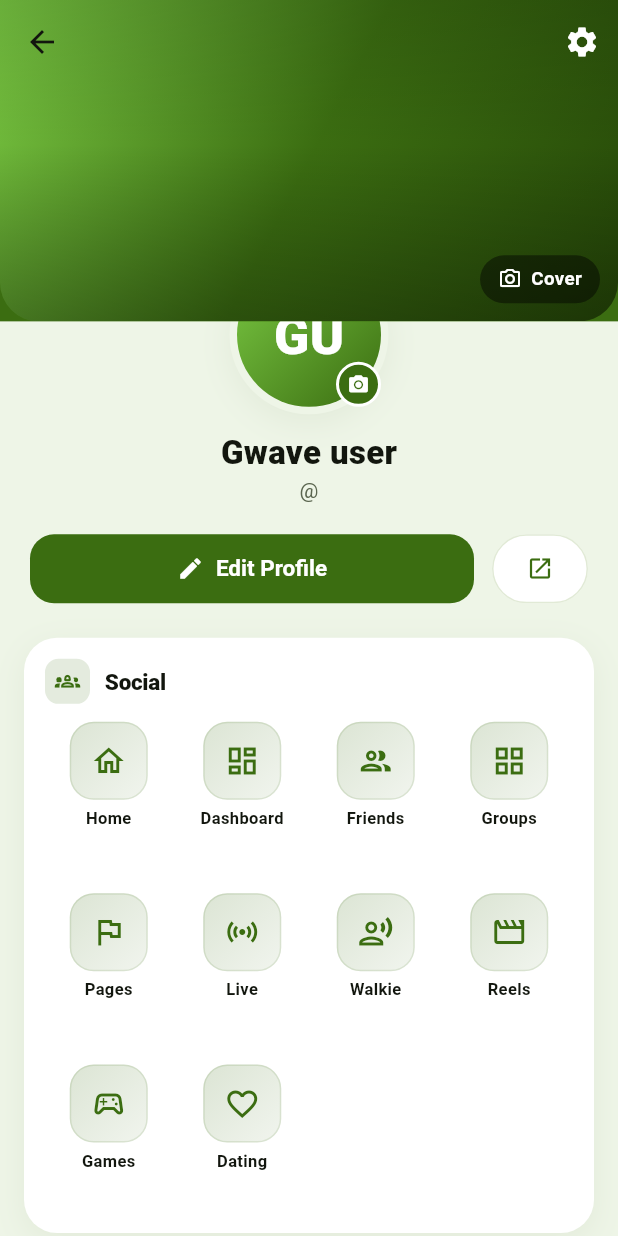
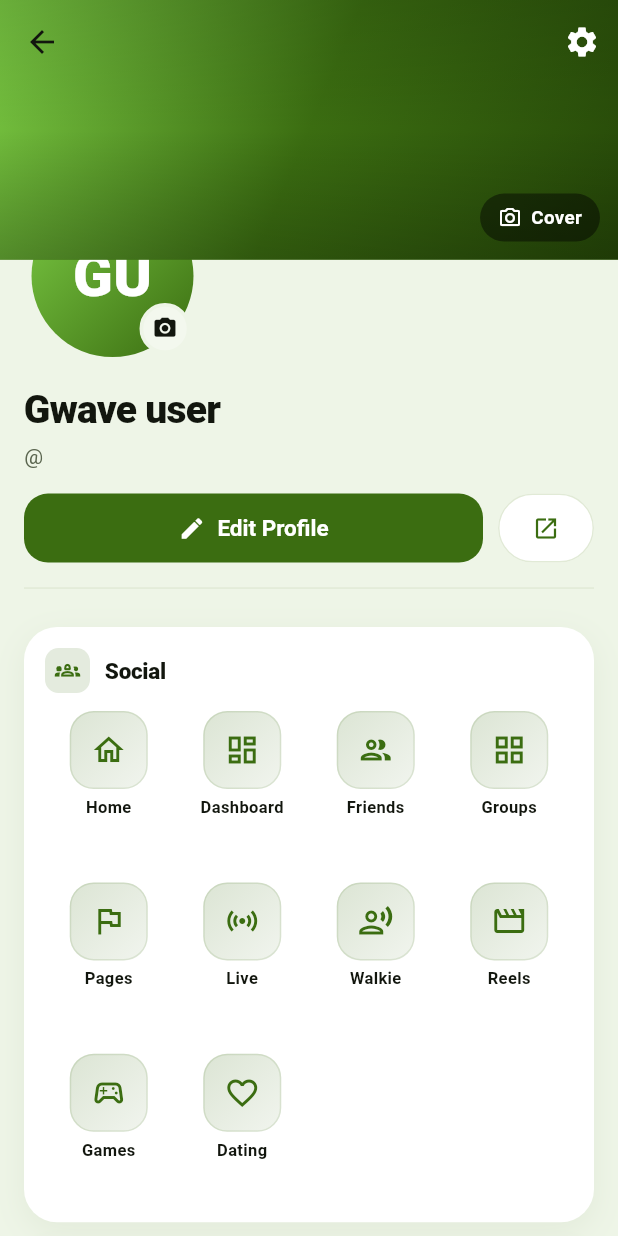
Before and after one commit to KoNyein/gwave.ai, a Flutter app: the ProfileScreen screen opened directly, on a phone screen of 412 x 824 dp. Run offline on Flutter 3.47's test engine with Material 3 defaults, Android fonts, the phone set to English and light mode, and no system bars; our stand-ins replace app_links, audioplayers, cached_network_image, flutter_blue_plus, flutter_map, flutter_secure_storage and 11 more; missing offline and left inert: apivideo_live_stream, flutter_webrtc, livekit_client, mobile_scanner, nfc_manager, realtime_client and 1 more; accounts and stored records are empty; network calls fail.

Commit message:
feat(profile): Facebook-style header layout
Cover crops at FB's ~2.4:1 banner ratio; the avatar hangs over its
bottom edge on the left with a thick background ring and a neutral
camera badge; name, @username and bio sit left-aligned beneath it,
followed by the action row and a divider before the menu.

Co-Authored-By: Claude Fable 5 <noreply@anthropic.com>
Claude-Session: https://claude.ai/code/session_012s9enLxZbWByPEqhMYct4c

```diff
--- a/mobile/lib/features/profile/profile_screen.dart
+++ b/mobile/lib/features/profile/profile_screen.dart
@@ -45,10 +45,10 @@ class ProfileScreen extends StatelessWidget {
     final me = state.me;
     final name = me?.displayName ?? state.api.session?.email ?? "Gwave user";
 
-    // Facebook-style proportional cover: height follows the screen width
-    // (≈1.9:1) so the photo isn't squashed into a thin strip on any device.
+    // Facebook-style proportional cover: height follows the screen width at
+    // FB's ~2.4:1 banner ratio, so photos crop the same way they do there.
     final coverH =
-        (MediaQuery.of(context).size.width * 0.52).clamp(160.0, 280.0);
+        (MediaQuery.of(context).size.width * 0.42).clamp(150.0, 240.0);
 
     return Scaffold(
       body: CustomScrollView(
@@ -103,64 +103,85 @@ class ProfileScreen extends StatelessWidget {
             ],
           ),
           SliverToBoxAdapter(
-            child: Transform.translate(
-              offset: const Offset(0, -44),
+            // Facebook-style header: the avatar hangs over the cover's bottom
+            // edge on the LEFT with a thick background ring; name, @username
+            // and bio sit left-aligned beneath it, then the action buttons.
             child: Column(
+              crossAxisAlignment: CrossAxisAlignment.start,
               children: [
-                  Container(
+                Padding(
+                  padding: const EdgeInsets.symmetric(horizontal: 16),
+                  child: Column(
+                    crossAxisAlignment: CrossAxisAlignment.start,
+                    children: [
+                      Transform.translate(
+                        offset: const Offset(0, -48),
+                        child: Container(
                           padding: const EdgeInsets.all(5),
-                    decoration: BoxDecoration(
+                          decoration: const BoxDecoration(
                             color: GwColors.bg,
                             shape: BoxShape.circle,
-                      boxShadow: GwShadow.card,
                           ),
                           child: Stack(
                             children: [
                               GwAvatar(
                                 url: resolveMedia(me?.avatarUrl),
                                 name: name,
-                          size: 96,
+                                size: 108,
                               ),
                               Positioned(
-                          right: 0,
-                          bottom: 0,
+                                right: 2,
+                                bottom: 2,
                                 child: InkWell(
-                            onTap: () => _changePhoto(context, cover: false),
+                                  onTap: () =>
+                                      _changePhoto(context, cover: false),
                                   child: Container(
-                              width: 30,
-                              height: 30,
+                                    width: 34,
+                                    height: 34,
                                     decoration: BoxDecoration(
-                                color: GwColors.primary,
+                                      color: GwColors.surfaceMuted,
                                       shape: BoxShape.circle,
-                                border:
-                                    Border.all(color: Colors.white, width: 2),
+                                      border: Border.all(
+                                          color: GwColors.bg, width: 2.5),
                                     ),
                                     child: const Icon(Icons.photo_camera,
-                                  color: Colors.white, size: 15),
+                                        color: GwColors.ink, size: 17),
                                   ),
                                 ),
                               ),
                             ],
                           ),
                         ),
-                  const SizedBox(height: 10),
+                      ),
+                      Transform.translate(
+                        offset: const Offset(0, -36),
+                        child: Column(
+                          crossAxisAlignment: CrossAxisAlignment.start,
+                          children: [
                             Text(name,
                                 style: const TextStyle(
-                          fontSize: 22, fontWeight: FontWeight.w900)),
+                                    fontSize: 26,
+                                    fontWeight: FontWeight.w900,
+                                    letterSpacing: -0.5)),
                             if (me?.username != null)
-                    Text("@${me!.username}",
-                        style: const TextStyle(color: GwColors.inkSoft)),
+                              Padding(
+                                padding: const EdgeInsets.only(top: 2),
+                                child: Text("@${me!.username}",
+                                    style: const TextStyle(
+                                        color: GwColors.inkSoft,
+                                        fontSize: 14)),
+                              ),
                             if (me?.bio != null && me!.bio!.isNotEmpty)
                               Padding(
-                      padding: const EdgeInsets.fromLTRB(32, 10, 32, 0),
+                                padding: const EdgeInsets.only(top: 8),
                                 child: Text(me.bio!,
-                          textAlign: TextAlign.center,
-                          style: const TextStyle(color: GwColors.inkSoft)),
+                                    style: const TextStyle(
+                                        color: GwColors.ink,
+                                        fontSize: 14.5,
+                                        height: 1.35)),
                               ),
-                  const SizedBox(height: 18),
-                  Padding(
-                    padding: const EdgeInsets.symmetric(horizontal: 20),
-                    child: Row(
+                            const SizedBox(height: 14),
+                            Row(
                               children: [
                                 Expanded(
                                   child: ElevatedButton.icon(
@@ -169,25 +190,40 @@ class ProfileScreen extends StatelessWidget {
                                     label: const Text("Edit Profile"),
                                   ),
                                 ),
-                        const SizedBox(width: 12),
+                                const SizedBox(width: 10),
                                 OutlinedButton(
-                          onPressed: () => _openWeb(context, "/u/${me?.username ?? ''}"),
+                                  onPressed: () => _openWeb(
+                                      context, "/u/${me?.username ?? ''}"),
                                   style: OutlinedButton.styleFrom(
                                     foregroundColor: GwColors.primary,
                                     backgroundColor: GwColors.surface,
-                            side: const BorderSide(color: GwColors.line),
+                                    side:
+                                        const BorderSide(color: GwColors.line),
                                     padding: const EdgeInsets.all(14),
                                   ),
-                          child: const Icon(Icons.open_in_new, size: 18),
+                                  child:
+                                      const Icon(Icons.open_in_new, size: 18),
+                                ),
+                              ],
+                            ),
+                            const SizedBox(height: 6),
+                            const Divider(color: GwColors.line, height: 20),
+                          ],
+                        ),
                       ),
                     ],
                   ),
                 ),
-                  const SizedBox(height: 22),
+                Transform.translate(
+                  offset: const Offset(0, -20),
+                  child: Column(
+                    children: [
                       _menu(context),
                       const SizedBox(height: 30),
                     ],
                   ),
+                ),
+              ],
             ),
           ),
         ],
@@ -205,11 +241,9 @@ class ProfileScreen extends StatelessWidget {
             placeholder: (_, __) => _coverPh(),
           )
         : _coverPh();
-    // Rounded bottom corners + a gentle bottom scrim: the photo reads as a
-    // banner card and the white avatar / status icons stay legible on it.
-    return ClipRRect(
-      borderRadius: const BorderRadius.vertical(bottom: Radius.circular(26)),
-      child: Stack(
+    // Facebook-style: square-edged cover with a gentle top/bottom scrim so
+    // the status icons and the Cover button stay legible on any photo.
+    return Stack(
       fit: StackFit.expand,
       children: [
         base,
@@ -218,13 +252,12 @@ class ProfileScreen extends StatelessWidget {
             gradient: LinearGradient(
               begin: Alignment.topCenter,
               end: Alignment.bottomCenter,
-                colors: [Color(0x22000000), Colors.transparent, Color(0x44000000)],
-                stops: [0, 0.45, 1],
+              colors: [Color(0x22000000), Colors.transparent, Color(0x33000000)],
+              stops: [0, 0.5, 1],
             ),
           ),
         ),
       ],
-      ),
     );
   }
 
```
Lines whose indentation alone changed are shown as unchanged.
